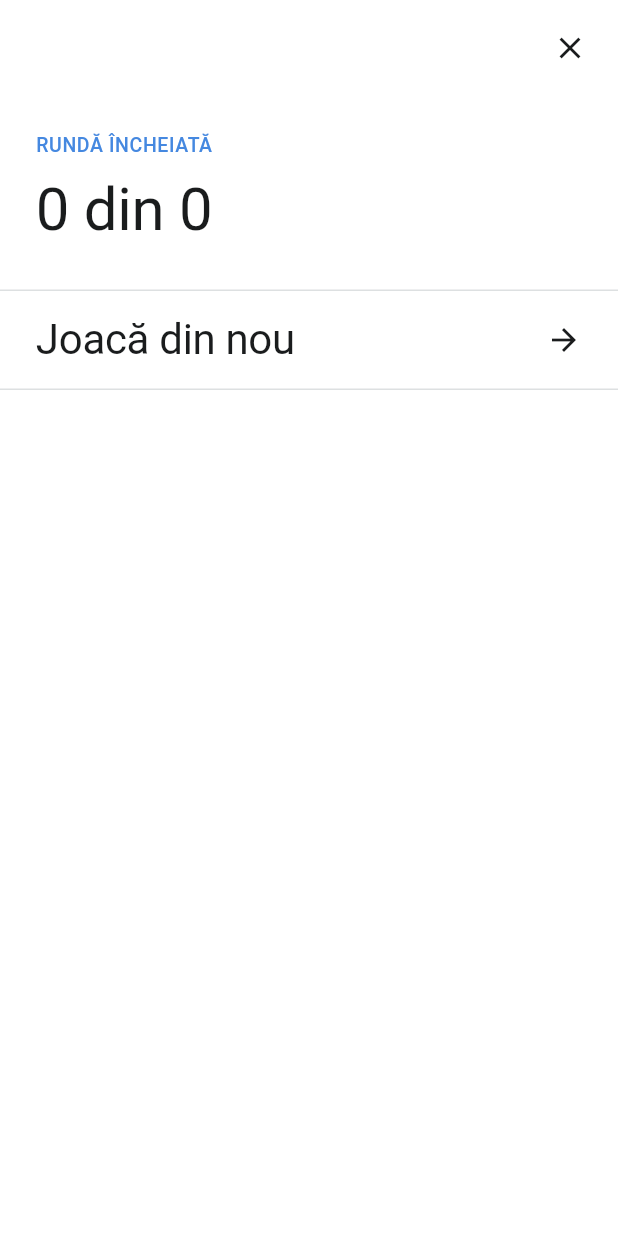
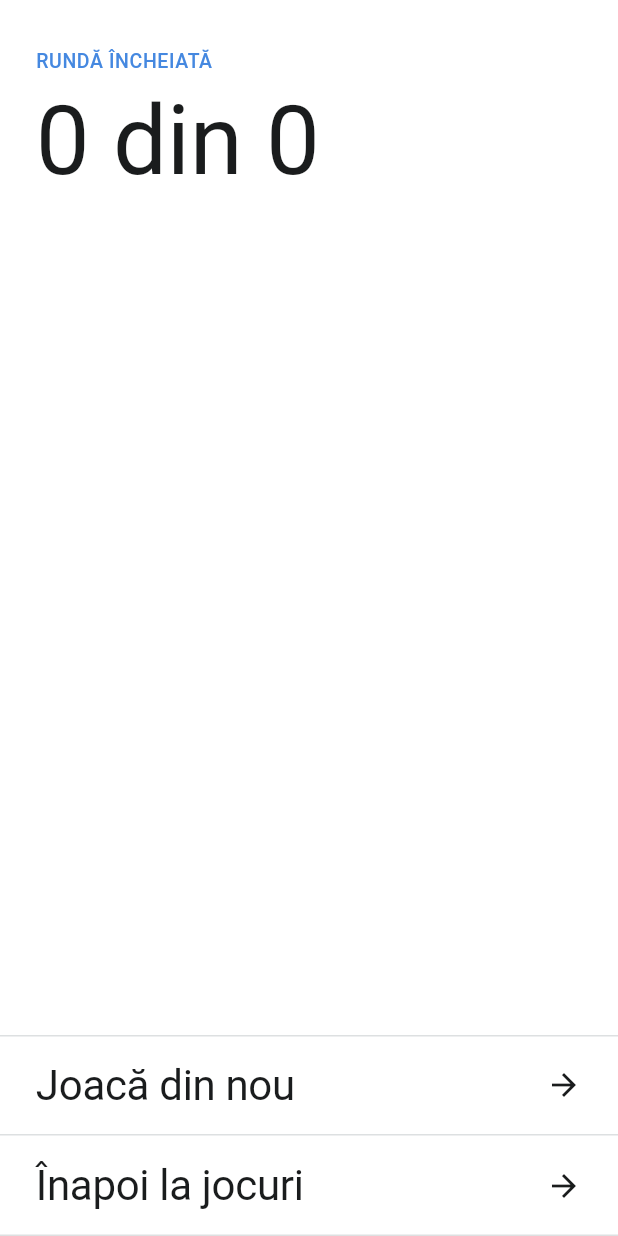
Before and after one commit to mihaiiova/lexio, a Flutter app: the GrammarSummary widget shown alone on an empty page, opened directly with empty values, on a phone screen of 412 x 824 dp. Run offline on Flutter 3.47's test engine with Material 3 defaults, Android fonts, the phone set to English and light mode, and no system bars; our stand-ins replace google_fonts, shared_preferences; accounts and stored records are empty.

Commit message:
refine game summary emphasis

```diff
--- a/lib/design/components/lexio_game_summary.dart
+++ b/lib/design/components/lexio_game_summary.dart
@@ -26,7 +26,7 @@ class LexioGameSummary extends StatelessWidget {
     required this.totalCount,
     required this.reviewItems,
     required this.onPlayAgain,
-    required this.onClose,
+    required this.onBack,
   });
 
   final Color accentColor;
@@ -34,15 +34,17 @@ class LexioGameSummary extends StatelessWidget {
   final int totalCount;
   final List<LexioReviewItem> reviewItems;
   final VoidCallback onPlayAgain;
-  final VoidCallback onClose;
+  final VoidCallback onBack;
 
   @override
   Widget build(BuildContext context) {
     return SafeArea(
+      child: Column(
+        children: [
+          Expanded(
             child: ListView(
               key: const ValueKey('summary_scroll_view'),
               children: [
-          _buildHeader(),
                 _buildResult(),
                 if (reviewItems.isNotEmpty) ...[
                   Padding(
@@ -62,29 +64,11 @@ class LexioGameSummary extends StatelessWidget {
                   ..._buildReviewItems(),
                 ] else
                   const SizedBox(height: LexioSpacing.xxl),
+              ],
+            ),
+          ),
           _buildActions(),
         ],
-      ),
-    );
-  }
-
-  Widget _buildHeader() {
-    return Padding(
-      padding: const EdgeInsets.only(
-        top: LexioSpacing.sm,
-        right: LexioSpacing.sm,
-      ),
-      child: Align(
-        alignment: Alignment.centerRight,
-        child: IconButton(
-          onPressed: onClose,
-          tooltip: 'Închide',
-          icon: const Icon(
-            Icons.close,
-            color: LexioColors.textPrimary,
-            size: LexioSpacing.xl,
-          ),
-        ),
       ),
     );
   }
@@ -103,12 +87,15 @@ class LexioGameSummary extends StatelessWidget {
             style: LexioTextStyles.labelSmall.copyWith(color: accentColor),
           ),
           const SizedBox(height: LexioSpacing.md),
-          Text(
+          FittedBox(
+            fit: BoxFit.scaleDown,
+            alignment: Alignment.centerLeft,
+            child: Text(
               '$correctCount din $totalCount',
               style: GoogleFonts.noticiaText(
-              textStyle: LexioTextStyles.displayLarge.copyWith(
+                textStyle: LexioTextStyles.displayHero.copyWith(
                   color: LexioColors.textPrimary,
-                fontWeight: FontWeight.w400,
+                ),
               ),
             ),
           ),
@@ -153,7 +140,13 @@ class LexioGameSummary extends StatelessWidget {
         color: LexioColors.surface,
         border: Border(top: BorderSide(color: LexioColors.divider)),
       ),
-      child: LexioActionRow(label: 'Joacă din nou', onPressed: onPlayAgain),
+      child: Column(
+        mainAxisSize: MainAxisSize.min,
+        children: [
+          LexioActionRow(label: 'Joacă din nou', onPressed: onPlayAgain),
+          LexioActionRow(label: 'Înapoi la jocuri', onPressed: onBack),
+        ],
+      ),
     );
   }
 }
@@ -173,7 +166,9 @@ class _ReviewItem extends StatelessWidget {
       children: [
         Text(
           itemNumber,
-          style: LexioTextStyles.labelMedium.copyWith(color: LexioColors.error),
+          style: LexioTextStyles.labelMedium.copyWith(
+            color: LexioColors.textPrimary,
+          ),
         ),
         const SizedBox(height: LexioSpacing.md),
         Text(
--- a/lib/design/typography.dart
+++ b/lib/design/typography.dart
@@ -6,6 +6,13 @@ sealed class LexioTextStyles {
   static const _defaultLetterSpacing = -0.2;
 
   // Display
+  static TextStyle get displayHero => const TextStyle(
+    fontSize: 64,
+    fontWeight: FontWeight.w400,
+    height: 1.05,
+    letterSpacing: _defaultLetterSpacing,
+  );
+
   static TextStyle get displayLarge => const TextStyle(
     fontSize: 40,
     fontWeight: FontWeight.w700,
--- a/lib/games/grammar/grammar_screen.dart
+++ b/lib/games/grammar/grammar_screen.dart
@@ -177,7 +177,7 @@ class _GrammarScreenState extends State<GrammarScreen> {
         body: GrammarSummary(
           state: state,
           onPlayAgain: _playAgain,
-          onClose: () => Navigator.of(context).maybePop(),
+          onBack: () => Navigator.of(context).maybePop(),
         ),
       );
     }
--- a/lib/games/grammar/widgets/grammar_summary.dart
+++ b/lib/games/grammar/widgets/grammar_summary.dart
@@ -9,12 +9,12 @@ class GrammarSummary extends StatelessWidget {
     super.key,
     required this.state,
     required this.onPlayAgain,
-    required this.onClose,
+    required this.onBack,
   });
 
   final GrammarGameState state;
   final VoidCallback onPlayAgain;
-  final VoidCallback onClose;
+  final VoidCallback onBack;
 
   @override
   Widget build(BuildContext context) {
@@ -42,7 +42,7 @@ class GrammarSummary extends StatelessWidget {
       totalCount: state.exercises.length,
       reviewItems: reviewItems,
       onPlayAgain: onPlayAgain,
-      onClose: onClose,
+      onBack: onBack,
     );
   }
 }
--- a/lib/games/idioms/idioms_screen.dart
+++ b/lib/games/idioms/idioms_screen.dart
@@ -127,7 +127,7 @@ class _IdiomsScreenState extends State<IdiomsScreen> {
         body: IdiomsSummary(
           state: state,
           onPlayAgain: _playAgain,
-          onClose: () => Navigator.of(context).maybePop(),
+          onBack: () => Navigator.of(context).maybePop(),
         ),
       );
     }
--- a/lib/games/idioms/widgets/idioms_summary.dart
+++ b/lib/games/idioms/widgets/idioms_summary.dart
@@ -9,12 +9,12 @@ class IdiomsSummary extends StatelessWidget {
     super.key,
     required this.state,
     required this.onPlayAgain,
-    required this.onClose,
+    required this.onBack,
   });
 
   final IdiomsGameState state;
   final VoidCallback onPlayAgain;
-  final VoidCallback onClose;
+  final VoidCallback onBack;
 
   @override
   Widget build(BuildContext context) {
@@ -41,7 +41,7 @@ class IdiomsSummary extends StatelessWidget {
       totalCount: state.exercises.length,
       reviewItems: reviewItems,
       onPlayAgain: onPlayAgain,
-      onClose: onClose,
+      onBack: onBack,
     );
   }
 }
--- a/lib/games/spot/spot_screen.dart
+++ b/lib/games/spot/spot_screen.dart
@@ -215,7 +215,7 @@ class _SpotScreenState extends State<SpotScreen> {
       body: SpotSummary(
         state: state,
         onPlayAgain: _handlePlayAgain,
-        onClose: _handleBack,
+        onBack: _handleBack,
       ),
     );
   }
--- a/lib/games/spot/widgets/spot_summary.dart
+++ b/lib/games/spot/widgets/spot_summary.dart
@@ -9,12 +9,12 @@ class SpotSummary extends StatelessWidget {
     super.key,
     required this.state,
     required this.onPlayAgain,
-    required this.onClose,
+    required this.onBack,
   });
 
   final SpotGameState state;
   final VoidCallback onPlayAgain;
-  final VoidCallback onClose;
+  final VoidCallback onBack;
 
   @override
   Widget build(BuildContext context) {
@@ -61,7 +61,7 @@ class SpotSummary extends StatelessWidget {
       totalCount: totalMistakes,
       reviewItems: reviewItems,
       onPlayAgain: onPlayAgain,
-      onClose: onClose,
+      onBack: onBack,
     );
   }
 }
--- a/lib/games/vocabulary/vocabulary_screen.dart
+++ b/lib/games/vocabulary/vocabulary_screen.dart
@@ -127,7 +127,7 @@ class _VocabularyScreenState extends State<VocabularyScreen> {
         body: VocabularySummary(
           state: state,
           onPlayAgain: _playAgain,
-          onClose: () => Navigator.of(context).maybePop(),
+          onBack: () => Navigator.of(context).maybePop(),
         ),
       );
     }
--- a/lib/games/vocabulary/widgets/vocabulary_summary.dart
+++ b/lib/games/vocabulary/widgets/vocabulary_summary.dart
@@ -9,12 +9,12 @@ class VocabularySummary extends StatelessWidget {
     super.key,
     required this.state,
     required this.onPlayAgain,
-    required this.onClose,
+    required this.onBack,
   });
 
   final VocabularyGameState state;
   final VoidCallback onPlayAgain;
-  final VoidCallback onClose;
+  final VoidCallback onBack;
 
   @override
   Widget build(BuildContext context) {
@@ -41,7 +41,7 @@ class VocabularySummary extends StatelessWidget {
       totalCount: state.exercises.length,
       reviewItems: reviewItems,
       onPlayAgain: onPlayAgain,
-      onClose: onClose,
+      onBack: onBack,
     );
   }
 }
```
Also changed, not shown: 6 other files. Lines whose indentation alone changed are shown as unchanged.
